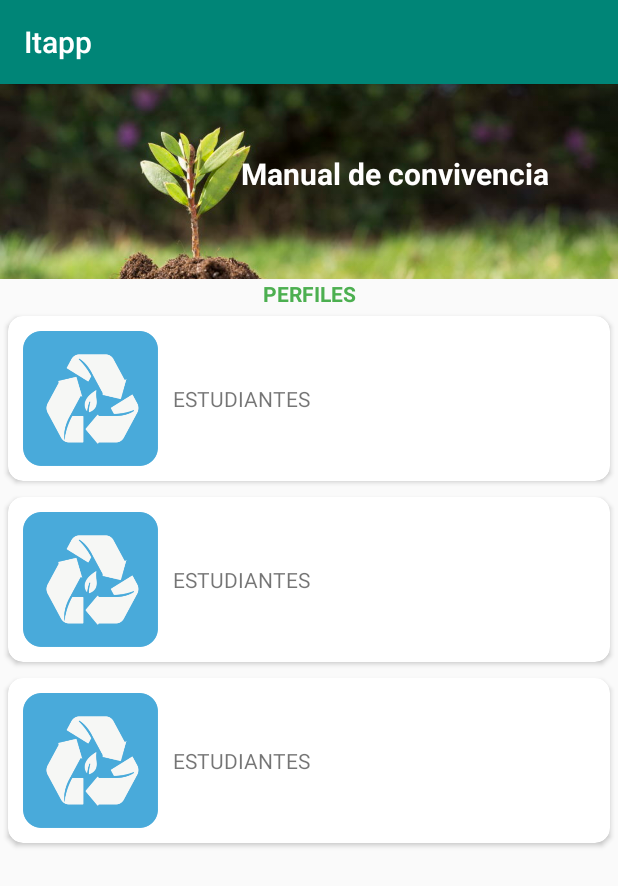
After one commit to HumbertoTapia/Itapp, an Android app: the PerfilActivity screen opened directly, with no data from a screen before it, on a phone screen of 412 x 824 dp. The commit adds this screen. Shown: the top 886 px of the screen. Run offline under Robolectric (Android 15) with nearby library versions, the phone set to English and light mode, and no system bars.

Commit message:
implementacion modulo perfil

```diff
--- a/app/src/main/AndroidManifest.xml
+++ b/app/src/main/AndroidManifest.xml
@@ -9,14 +9,16 @@
         android:roundIcon="@mipmap/ic_launcher_round"
         android:supportsRtl="true"
         android:theme="@style/AppTheme">
-        <activity android:name=".TipsEscolares"></activity>
+        <activity android:name=".PerfilActivity"></activity>
+        <activity android:name=".ManualActivity" />
+        <activity android:name=".TipsEscolares" />
         <activity android:name=".TipsFamilia" />
         <activity android:name=".TipAmbiente" />
         <activity android:name=".MenuTips" />
         <activity android:name=".Calendario" />
         <activity android:name=".Institucion" />
         <activity android:name=".Tips" />
-        <activity android:name=".Menu" />
+        <activity android:name=".MenuActivity" />
         <activity android:name=".Registro" />
         <activity android:name=".MainActivity">
             <intent-filter>
--- /dev/null
+++ b/app/src/main/java/com/ander/asus/itapp/PerfilActivity.java
@@ -0,0 +1,14 @@
+package com.ander.asus.itapp;
+
+import androidx.appcompat.app.AppCompatActivity;
+
+import android.os.Bundle;
+
+public class PerfilActivity extends AppCompatActivity {
+
+    @Override
+    protected void onCreate(Bundle savedInstanceState) {
+        super.onCreate(savedInstanceState);
+        setContentView(R.layout.activity_perfil);
+    }
+}
--- a/app/src/main/res/layout/activity_menu.xml
+++ b/app/src/main/res/layout/activity_menu.xml
@@ -5,7 +5,7 @@
     android:layout_width="match_parent"
     android:orientation="vertical"
     android:layout_height="match_parent"
-    tools:context=".Menu">
+    tools:context=".MenuActivity">
     <RelativeLayout
         android:layout_width="match_parent"
         android:layout_height="wrap_content"
@@ -73,7 +73,8 @@
             android:layout_height="wrap_content"
             android:layout_margin="5dp"
             android:layout_weight="1"
-            app:cardCornerRadius="4dp">
+            app:cardCornerRadius="4dp"
+            android:onClick="ingresarManual">
             <LinearLayout
                 android:layout_width="match_parent"
                 android:layout_height="wrap_content"
--- /dev/null
+++ b/app/src/main/res/layout/activity_perfil.xml
@@ -0,0 +1,153 @@
+<?xml version="1.0" encoding="utf-8"?>
+<LinearLayout xmlns:android="http://schemas.android.com/apk/res/android"
+    xmlns:app="http://schemas.android.com/apk/res-auto"
+    xmlns:tools="http://schemas.android.com/tools"
+    android:layout_width="match_parent"
+    android:layout_height="match_parent"
+    android:orientation="vertical"
+    tools:context=".PerfilActivity">
+
+    <RelativeLayout
+        android:layout_width="match_parent"
+        android:layout_height="wrap_content">
+
+        <ImageView
+            android:layout_width="match_parent"
+            android:layout_height="130dp"
+            android:src="@drawable/educacionambiental2"
+            android:scaleType="centerCrop"
+            />
+        <TextView
+            android:layout_width="wrap_content"
+            android:layout_height="wrap_content"
+            android:text="Manual de convivencia"
+            android:textColor="#FFFEFD"
+            android:textSize="20sp"
+            android:textStyle="bold"
+            android:gravity="center"
+            android:layout_marginTop="46dp"
+            android:layout_marginLeft="160dp"
+
+
+
+            />
+
+    </RelativeLayout>
+
+
+    <androidx.core.widget.NestedScrollView
+        android:layout_width="match_parent"
+        android:layout_height="0dp"
+        android:layout_marginLeft="0dp"
+        android:layout_marginTop="0dp"
+        android:layout_marginRight="0dp"
+        android:layout_weight="1"
+        android:scrollbars="vertical">
+        <LinearLayout
+            android:layout_width="match_parent"
+            android:layout_height="wrap_content"
+            android:orientation="vertical"
+            >
+
+            <TextView
+                android:layout_width="match_parent"
+                android:layout_height="wrap_content"
+                android:gravity="center"
+                android:textColor="#4CAF50"
+                android:textStyle="bold"
+                android:text="PERFILES"/>
+
+            <androidx.cardview.widget.CardView
+                android:id="@+id/cv_perfil_estudiante"
+                android:layout_width="match_parent"
+                android:layout_height="wrap_content"
+                android:layout_margin="5dp"
+                app:cardCornerRadius="10dp">
+                <LinearLayout
+                    android:layout_width="match_parent"
+                    android:layout_height="wrap_content"
+                    android:orientation="horizontal"
+                    >
+
+                    <ImageView
+                        android:layout_width="90dp"
+                        android:layout_height="90dp"
+                        android:src="@drawable/tipsam1"
+                        android:layout_margin="10dp"
+                        />
+
+                    <TextView
+                        android:layout_width="wrap_content"
+                        android:layout_height="wrap_content"
+                        android:layout_gravity="center"
+                        android:text="ESTUDIANTES"/>
+
+                </LinearLayout>
+            </androidx.cardview.widget.CardView>
+            <androidx.cardview.widget.CardView
+                android:id="@+id/cv_perfil_docente"
+                android:layout_width="match_parent"
+                android:layout_height="wrap_content"
+                android:layout_margin="5dp"
+                app:cardCornerRadius="10dp">
+                <LinearLayout
+                    android:layout_width="match_parent"
+                    android:layout_height="wrap_content"
+                    android:orientation="horizontal"
+                    >
+
+                    <ImageView
+                        android:layout_width="90dp"
+                        android:layout_height="90dp"
+                        android:src="@drawable/tipsam1"
+                        android:layout_margin="10dp"
+                        />
+
+                    <TextView
+                        android:layout_width="wrap_content"
+                        android:layout_height="wrap_content"
+                        android:layout_gravity="center"
+                        android:text="ESTUDIANTES"/>
+
+                </LinearLayout>
+            </androidx.cardview.widget.CardView>
+            <androidx.cardview.widget.CardView
+                android:id="@+id/cv_perfil_funcionarios"
+                android:layout_width="match_parent"
+                android:layout_height="wrap_content"
+                android:layout_margin="5dp"
+                app:cardCornerRadius="10dp">
+                <LinearLayout
+                    android:layout_width="match_parent"
+                    android:layout_height="wrap_content"
+                    android:orientation="horizontal"
+                    >
+
+                    <ImageView
+                        android:layout_width="90dp"
+                        android:layout_height="90dp"
+                        android:src="@drawable/tipsam1"
+                        android:layout_margin="10dp"
+                        />
+
+                    <TextView
+                        android:layout_width="wrap_content"
+                        android:layout_height="wrap_content"
+                        android:layout_gravity="center"
+                        android:text="ESTUDIANTES"/>
+
+                </LinearLayout>
+            </androidx.cardview.widget.CardView>
+
+
+
+
+
+
+
+
+        </LinearLayout>
+    </androidx.core.widget.NestedScrollView>
+
+
+</LinearLayout>
```
Also changed, not shown: app/src/main/java/com/ander/asus/itapp/MainActivity.java (+1 -6 lines), app/src/main/java/com/ander/asus/itapp/ManualActivity.java (added, +21 -0 lines), app/src/main/java/com/ander/asus/itapp/MenuActivity.java (renamed from app/src/main/java/com/ander/asus/itapp/Menu.java, +7 -1 lines), app/src/main/res/layout/activity_manual.xml (added, +110 -0 lines).
